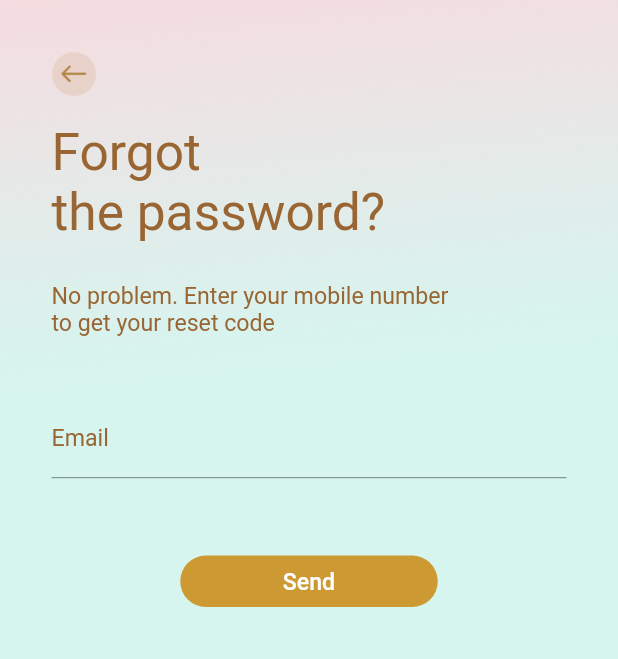
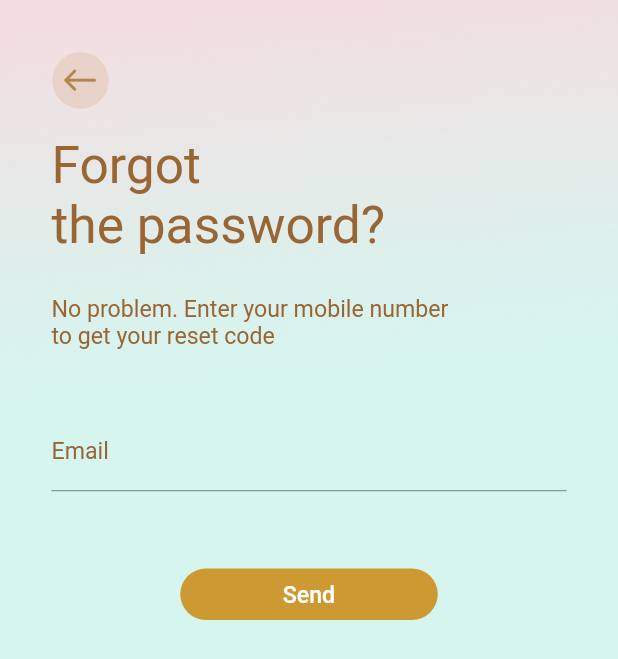
Before and after one commit to nadeeshapathiraja/asd_app_flutter, a Flutter app: the FrogotPassword screen opened directly, on a phone screen of 412 x 824 dp. Shown: the top 659 px of the screen. Run offline on Flutter 3.47's test engine with Material 2 defaults, Android fonts, the phone set to English and light mode, and no system bars; our stand-ins replace animate_do, awesome_dialog, cloud_firestore, email_validator, firebase_auth, firebase_core and 6 more; missing offline and left inert: external_app_launcher; accounts and stored records are empty.

Commit message:
Change register parts and regiset done

```diff
--- a/lib/components/custom_navbar.dart
+++ b/lib/components/custom_navbar.dart
@@ -17,8 +17,8 @@ class CustomNavbar extends StatelessWidget {
           },
           child: Image.asset(
             Constants.iconAssets("back.png"),
-            width: 35,
-            height: 35,
+            width: 45,
+            height: 45,
           ),
         )
       ],
--- a/lib/views/authentication/register_screens/screen_three.dart
+++ b/lib/views/authentication/register_screens/screen_three.dart
@@ -6,8 +6,6 @@ import 'package:game_app/components/custom_text.dart';
 import 'package:game_app/providers/auth/register_provider.dart';
 import 'package:game_app/utils/app_colors.dart';
 import 'package:game_app/utils/constants.dart';
-import 'package:game_app/utils/util_functions.dart';
-import 'package:game_app/views/authentication/login_screen/login_screen.dart';
 import 'package:provider/provider.dart';
 
 class RegisterScreenThree extends StatefulWidget {
```
